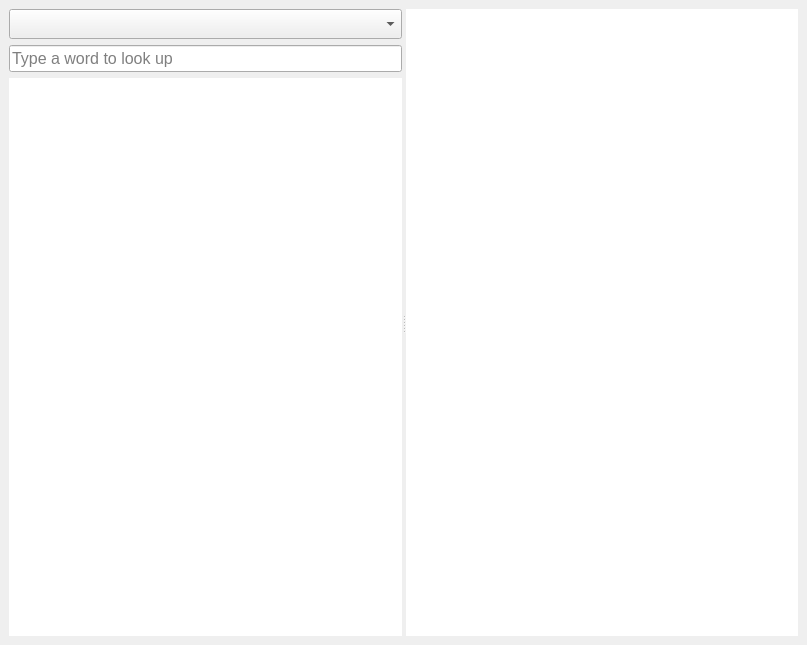
Before: the Qt Designer form mainwindow.ui in htaohongtao/mobidict, drawn with Qt 5.
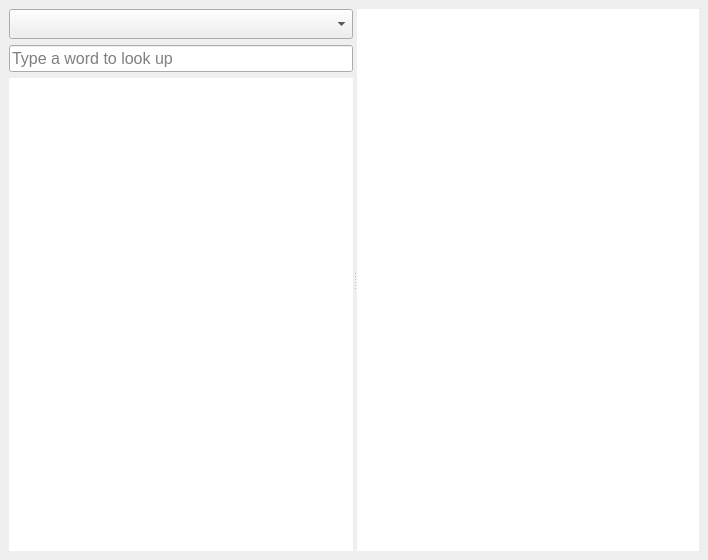
After: the same form once the commit is applied. Custom widgets are drawn as their Qt base class.

Commit message: Use a smaller window size, don't force min. size

The edit to the form file:
```diff
--- a/mainwindow.ui
+++ b/mainwindow.ui
@@ -6,16 +6,10 @@
    <rect>
     <x>0</x>
     <y>0</y>
-    <width>807</width>
-    <height>645</height>
+    <width>708</width>
+    <height>560</height>
    </rect>
   </property>
-  <property name="minimumSize">
-   <size>
-    <width>807</width>
-    <height>645</height>
-   </size>
-  </property>
   <property name="windowTitle">
    <string>Mobidict</string>
   </property>
```
